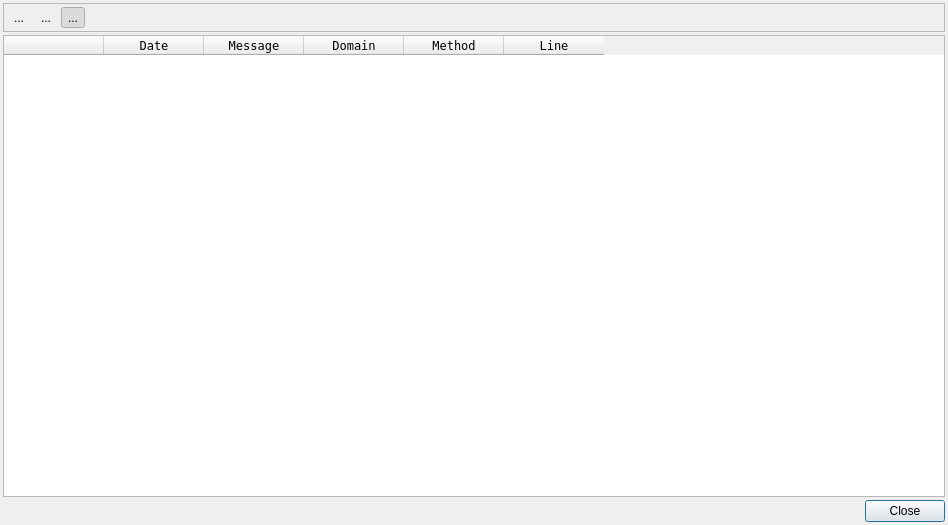
Qt form ui/LogDialog.ui (BatchDrake/SigDigger) before a commit.
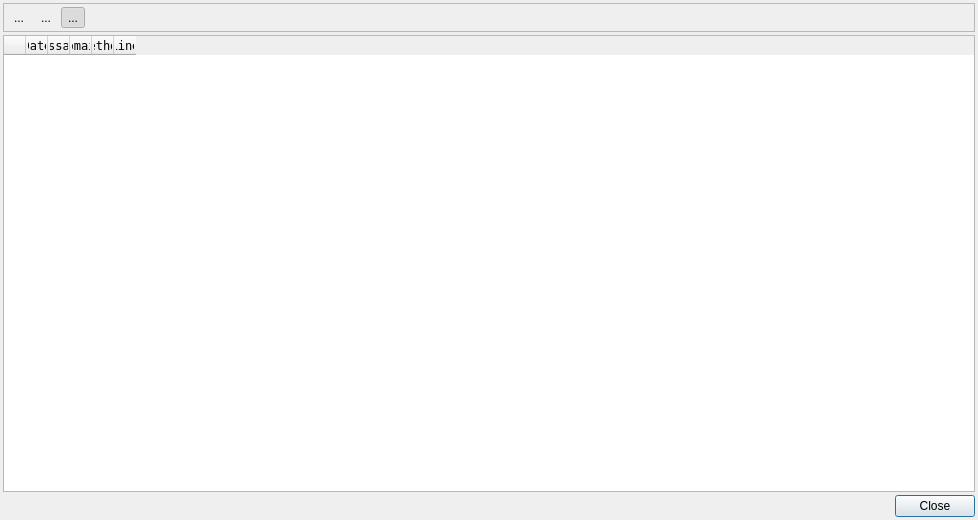
The same form after that commit. Icons and pictures are not drawn.

```diff
--- a/ui/LogDialog.ui
+++ b/ui/LogDialog.ui
@@ -6,8 +6,8 @@
    <rect>
     <x>0</x>
     <y>0</y>
-    <width>948</width>
-    <height>525</height>
+    <width>978</width>
+    <height>520</height>
    </rect>
   </property>
   <property name="windowTitle">
@@ -141,6 +141,9 @@
      <attribute name="horizontalHeaderVisible">
       <bool>true</bool>
      </attribute>
+     <attribute name="horizontalHeaderDefaultSectionSize">
+      <number>22</number>
+     </attribute>
      <attribute name="horizontalHeaderStretchLastSection">
       <bool>false</bool>
      </attribute>
```
